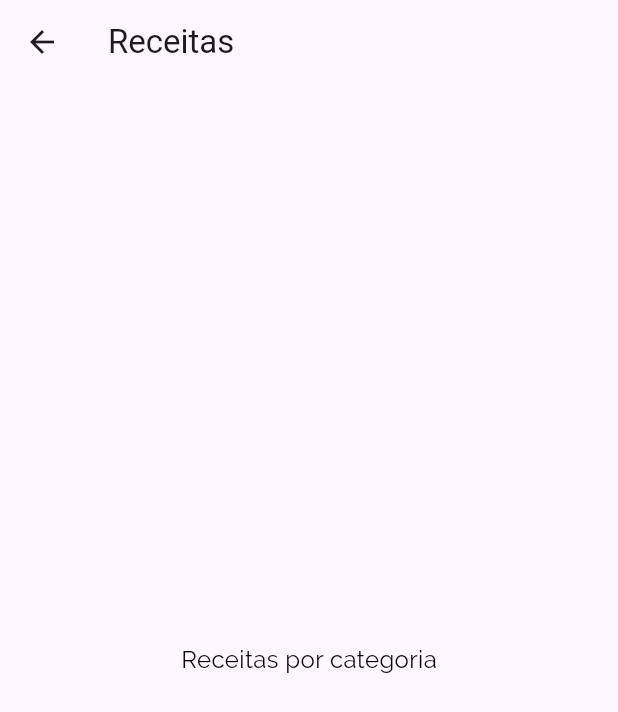
After one commit to jonkstro/cod3r-vamos-cozinhar, a Flutter app: the screen it shows after launch, after a tap on "Italiano", on a phone screen of 412 x 824 dp. The commit adds this screen. Shown: the top 712 px of the screen. Run offline on Flutter 3.47's test engine with Material 3 defaults, Android fonts, the light colour scheme and no system bars.

Commit message:
Aula 183 - Navegando para uma nova tela
- Criada nova tela categories_meals_screen.dart
- Tornamos o item de categoria "clicável" usando InkWell pelo metodo selectCategory
- Alterado a cor da fonte do texto bodyMedium

```diff
--- a/lib/components/category_item.dart
+++ b/lib/components/category_item.dart
@@ -1,4 +1,5 @@
 import 'package:flutter/material.dart';
+import 'package:vamos_cozinhar/screens/categories_meals_screen.dart';
 import '../models/category.dart';
 
 class CategoryItem extends StatelessWidget {
@@ -6,12 +7,35 @@ class CategoryItem extends StatelessWidget {
 
   const CategoryItem({super.key, required this.category});
 
+  /// Esse método vai ser responsável por exibir na tela a tela da categoria clicada
+  void _selectCategory(BuildContext context) {
+    Navigator.of(context).push(
+      /// Vou retornar um MATERIAL PAGE, mas pode fazer CUPPERTINO page pra IOS usando
+      /// Platform.isIOS da biblioteca dart:io
+      /// Ex.: Platform.isIOS ? CupertinoPageRoute(...) : MaterialPageRoute(...)
+      MaterialPageRoute(
+        builder: (_) {
+          return const CategoriesMealsScreen();
+        },
+      ),
+    );
+  }
+
   @override
   Widget build(BuildContext context) {
-    return Container(
+    const double raio = 15.0;
+    return InkWell(
+      /// Quando clicadi irá executar o método _selectCategory
+      onTap: () {
+        _selectCategory(context);
+      },
+      // vai adicionar a cor rosa [ou outra cor se quiser] quando segurar no botão
+      // splashColor: Theme.of(context).colorScheme.primary,
+      borderRadius: BorderRadius.circular(raio), // No magic numbers here!
+      child: Container(
         /// Estilizando o container, com cores gradientes
         decoration: BoxDecoration(
-        borderRadius: BorderRadius.circular(15),
+          borderRadius: BorderRadius.circular(raio), // No magic numbers here!
           gradient: LinearGradient(
             colors: [
               category.color.withOpacity(0.40),
@@ -28,6 +52,7 @@ class CategoryItem extends StatelessWidget {
             style: Theme.of(context).textTheme.titleMedium,
           ),
         ),
+      ),
     );
   }
 }
--- a/lib/main.dart
+++ b/lib/main.dart
@@ -26,6 +26,7 @@ class MyApp extends StatelessWidget {
             fontFamily: 'RobotoCondensed',
           ),
           bodyMedium: TextStyle(
+            color: Colors.black,
             fontSize: 16 * MediaQuery.of(context).textScaleFactor,
             fontFamily: 'Raleway',
           ),
--- /dev/null
+++ b/lib/screens/categories_meals_screen.dart
@@ -0,0 +1,20 @@
+import 'package:flutter/material.dart';
+
+class CategoriesMealsScreen extends StatelessWidget {
+  const CategoriesMealsScreen({super.key});
+
+  @override
+  Widget build(BuildContext context) {
+    return Scaffold(
+      appBar: AppBar(
+        title: const Text("Receitas"),
+      ),
+      body: Center(
+        child: Text(
+          'Receitas por categoria',
+          style: Theme.of(context).textTheme.bodyMedium,
+        ),
+      ),
+    );
+  }
+}
--- a/lib/screens/categories_screen.dart
+++ b/lib/screens/categories_screen.dart
@@ -15,6 +15,8 @@ class CategoriesScreen extends StatelessWidget {
       body: GridView(
         padding: const EdgeInsets.all(15),
         gridDelegate: const SliverGridDelegateWithMaxCrossAxisExtent(
+          /// Largura máxima do elemento (Quadradinho)
+          /// Em um celular vai ter 2, mas se virar vai ter mais quadrados
           maxCrossAxisExtent: 200,
 
           /// Proporção largura por altura (1:1, 2:1, etc...)
```
Lines whose indentation alone changed are shown as unchanged.
